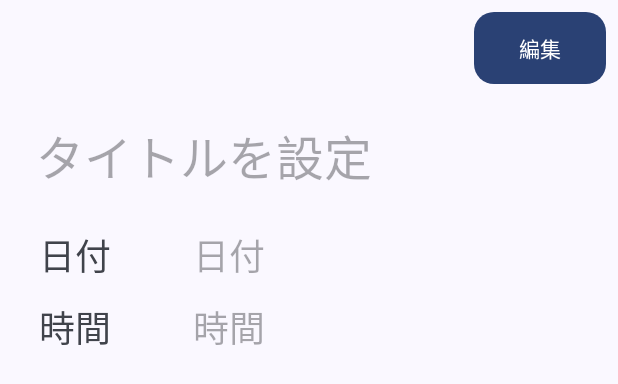
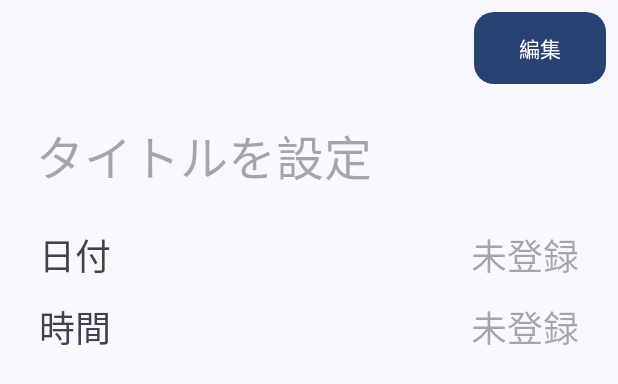
Before and after one commit to maruniko1118/TaskApplication, an Android app: the layout fragment_detail_dialog.xml on its own in the app's theme, with its tools: preview values and no code run, on a phone screen of 412 x 824 dp. Shown: the top 384 px of the screen. Run offline under Robolectric (Android 15) with nearby library versions, the phone set to English and light mode, and no system bars.

```diff
--- a/app/src/main/res/layout/fragment_detail_dialog.xml
+++ b/app/src/main/res/layout/fragment_detail_dialog.xml
@@ -55,9 +55,9 @@
         android:id="@+id/date"
         android:layout_width="0dp"
         android:layout_height="wrap_content"
-        android:layout_gravity="end"
         android:layout_weight="5"
-        android:hint="@string/date"
+        android:hint="@string/not_register"
+        android:textAlignment="viewEnd"
         android:textSize="24sp" />
 
     </androidx.appcompat.widget.LinearLayoutCompat>
@@ -84,9 +84,9 @@
         android:id="@+id/time"
         android:layout_width="0dp"
         android:layout_height="wrap_content"
-        android:layout_gravity="end"
+        android:textAlignment="viewEnd"
         android:layout_weight="5"
-        android:hint="@string/time"
+        android:hint="@string/not_register"
         android:textSize="24sp" />
 
     </androidx.appcompat.widget.LinearLayoutCompat>
--- a/app/src/main/res/values/strings.xml
+++ b/app/src/main/res/values/strings.xml
@@ -39,4 +39,5 @@
   <string name="date">日付</string>
   <string name="time">時間</string>
   <string name="detail">詳細</string>
+  <string name="not_register">未登録</string>
 </resources>
```
